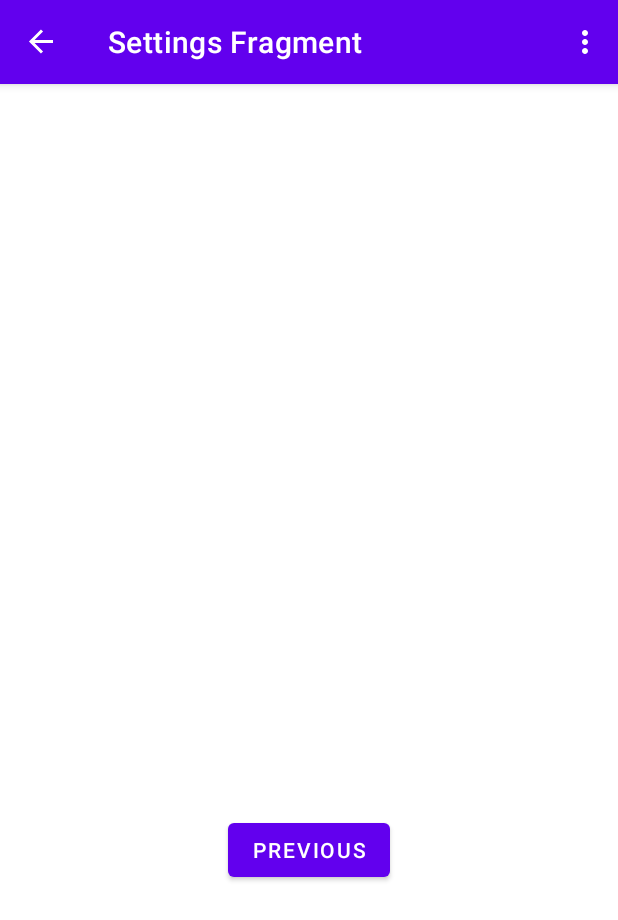
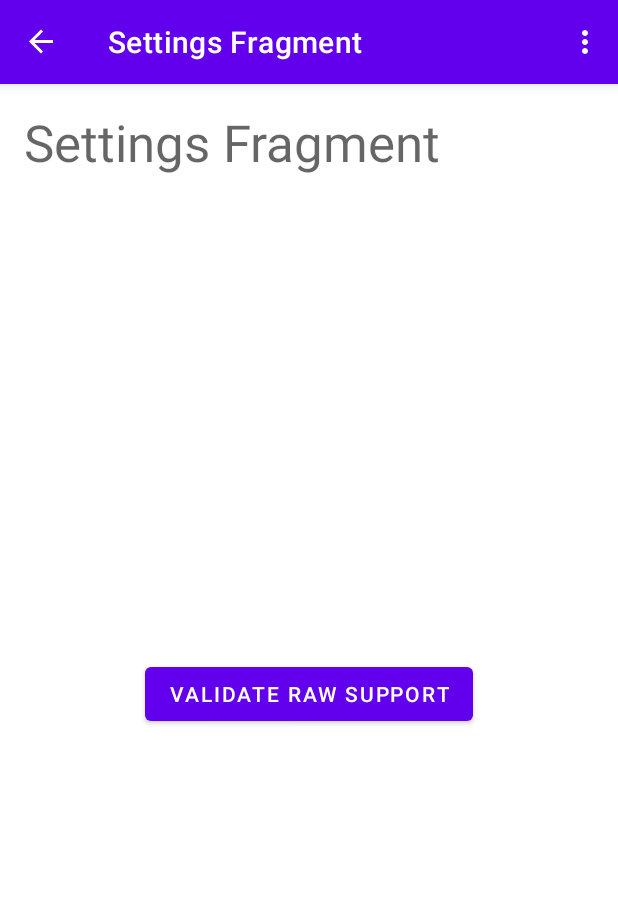
Before and after one commit to navyman4mm/CameraX, an Android app: the SettingsFragment screen opened through its navigation route, on a phone screen of 412 x 824 dp. Shown: the top 920 px of the screen. Run offline under Robolectric (Android 15) with nearby library versions, the phone set to English and light mode, and no system bars; our stand-ins replace navigation-ui; libraries missing offline, so code that uses them is left out: androidx.camera.camera2, androidx.camera.core, androidx.camera.lifecycle, androidx.camera.view; 1 statement that could not run was skipped.

Commit message:
Update Settings * Updated Settings to have a Raw support check for each camera * Added logging for Resolution

```diff
--- a/CameraXExtreme/app/src/main/java/com/digital_tectonics/cameraxextreme/extension/CameraExtension.kt
+++ b/CameraXExtreme/app/src/main/java/com/digital_tectonics/cameraxextreme/extension/CameraExtension.kt
@@ -8,9 +8,15 @@ package com.digital_tectonics.cameraxextreme.extension
 
 import android.annotation.SuppressLint
 import android.content.Context
+import android.graphics.ImageFormat
+import android.graphics.SurfaceTexture
+import android.hardware.camera2.CameraCharacteristics
+import android.hardware.camera2.CameraManager
+import android.hardware.camera2.params.StreamConfigurationMap
 import android.util.Log
 import android.view.OrientationEventListener
 import android.view.Surface
+import androidx.camera.camera2.interop.Camera2CameraInfo
 import androidx.camera.core.CameraSelector
 import androidx.camera.core.ImageCapture
 import androidx.camera.core.ImageCapture.CAPTURE_MODE_MAXIMIZE_QUALITY
@@ -32,6 +38,7 @@ import com.digital_tectonics.cameraxextreme.model.CameraExposureData
  *
  * @return [ImageCapture] optional
  */
+@SuppressLint("UnsafeOptInUsageError")
 fun Context?.startCameraAndPreview(
     captureViewFinder: PreviewView,
     lifecycleOwner: LifecycleOwner,
@@ -72,12 +79,27 @@ fun Context?.startCameraAndPreview(
                 cameraProvider.unbindAll()
 
                 // Bind use cases to camera - Utilizing the Back Camera only
-                cameraProvider.bindToLifecycle(
+                val camera = cameraProvider.bindToLifecycle(
                     lifecycleOwner,
                     CameraSelector.DEFAULT_BACK_CAMERA,
                     preview,
                     imageCapture,
                 )
+                /* Testing: */
+                val cameraManager = this.getSystemService(Context.CAMERA_SERVICE) as CameraManager
+                val characteristics = cameraManager.getCameraCharacteristics(Camera2CameraInfo.from(camera.cameraInfo).cameraId)
+                val configs: StreamConfigurationMap? = characteristics.get(CameraCharacteristics.SCALER_STREAM_CONFIGURATION_MAP)
+
+                // Testing Resolutions
+                val imageAnalysisSizes = configs?.getOutputSizes(ImageFormat.YUV_420_888)
+                imageAnalysisSizes?.forEach {
+                    Log.d(lifecycleOwner.toString(), "Image capturing YUV_420_888 available output size: $it")
+                }
+
+                // Preview Size Testing
+                configs?.getOutputSizes(SurfaceTexture::class.java)?.forEach {
+                    Log.d(lifecycleOwner.toString(), "Preview available output size: $it")
+                }
             } catch (exception: Exception) {
                 Log.e(lifecycleOwner.toString(), "Use case binding failed", exception)
             }
--- a/CameraXExtreme/app/src/main/res/layout/fragment_settings.xml
+++ b/CameraXExtreme/app/src/main/res/layout/fragment_settings.xml
@@ -1,27 +1,33 @@
-<?xml version="1.0" encoding="utf-8"?>
+<?xml version="1.0" encoding="utf-8"?><!--
+ * Copyright (C) 2021 Digital Tectonics
+ *
+ * This application is the private property of Digital Tectonics
+ * Any distribution of this software is unlawful and prohibited.
+-->
 <androidx.constraintlayout.widget.ConstraintLayout xmlns:android="http://schemas.android.com/apk/res/android"
     xmlns:app="http://schemas.android.com/apk/res-auto"
     xmlns:tools="http://schemas.android.com/tools"
     android:layout_width="match_parent"
     android:layout_height="match_parent"
+    android:layout_margin="@dimen/dimen_common_margin"
     tools:context=".ui.SettingsFragment">
 
     <TextView
-        android:id="@+id/textview_second"
-        android:layout_width="wrap_content"
+        android:id="@+id/settingsTitle"
+        android:layout_width="match_parent"
         android:layout_height="wrap_content"
-        app:layout_constraintBottom_toTopOf="@id/button_second"
-        app:layout_constraintEnd_toEndOf="parent"
-        app:layout_constraintStart_toStartOf="parent"
+        android:text="@string/fragment_label_settings"
+        android:textAppearance="@style/TextAppearance.AppCompat.Display1"
         app:layout_constraintTop_toTopOf="parent" />
 
     <Button
-        android:id="@+id/button_second"
+        android:id="@+id/settingsRawSupportTestButton"
         android:layout_width="wrap_content"
         android:layout_height="wrap_content"
-        android:text="@string/previous"
+        android:text="@string/raw_test_label"
         app:layout_constraintBottom_toBottomOf="parent"
         app:layout_constraintEnd_toEndOf="parent"
         app:layout_constraintStart_toStartOf="parent"
-        app:layout_constraintTop_toBottomOf="@id/textview_second" />
+        app:layout_constraintTop_toBottomOf="@id/settingsTitle" />
+
 </androidx.constraintlayout.widget.ConstraintLayout>
--- a/CameraXExtreme/app/src/main/res/values/strings.xml
+++ b/CameraXExtreme/app/src/main/res/values/strings.xml
@@ -19,4 +19,7 @@
     <string name="camera_exposure_compensation_index">Exposure Compensation Index: %s</string>
     <string name="camera_exposure_compensation_range">Exposure Compensation Range: %s</string>
     <string name="camera_exposure_compensation_step_size">Exposure Compensation Step Size: %s</string>
+    <!-- Settings -->
+    <string name="raw_test_title">RAW Camera: %s</string>
+    <string name="raw_test_label">Validate Raw Support</string>
 </resources>
```
Also changed, not shown: CameraXExtreme/app/src/main/java/com/digital_tectonics/cameraxextreme/ui/SettingsFragment.kt (+33 -3 lines).
